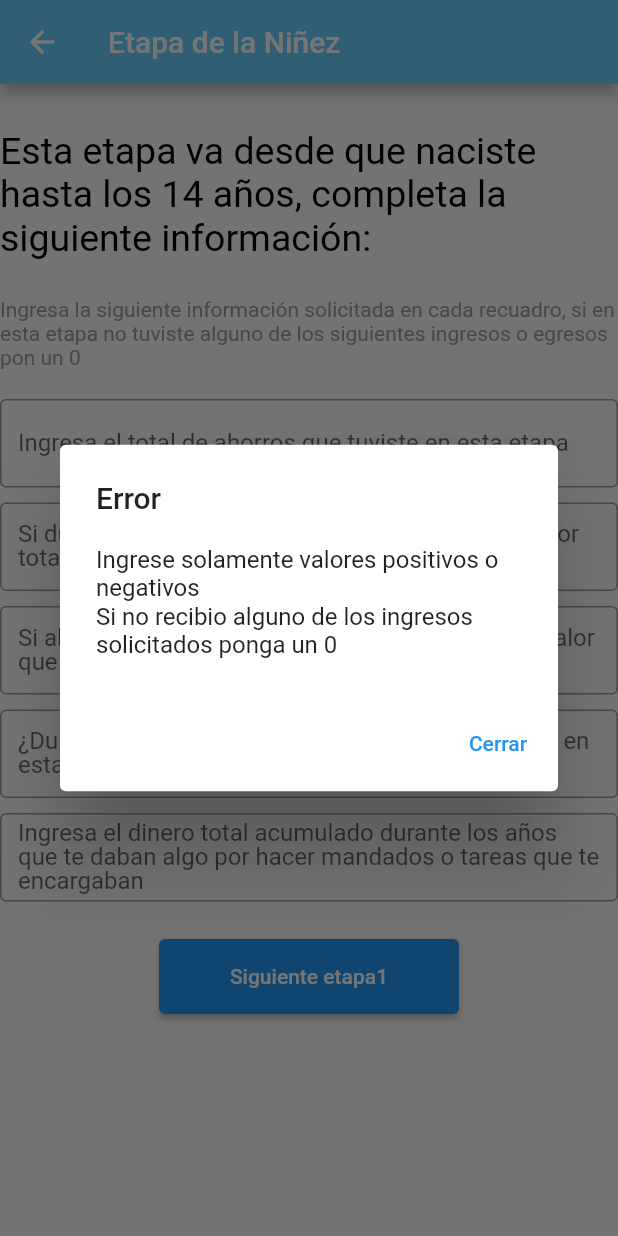
After one commit to brayang264/Calculadora-de-la-vida-en-flutter, a Flutter app: the ScreenChild screen opened directly, after a tap on "Siguiente etapa1", on a phone screen of 412 x 824 dp. The commit adds this screen. Run offline on Flutter 3.47's test engine with Material 2 defaults, Android fonts, the phone set to English and light mode, and no system bars; missing offline and left inert: dart:html, dart:js; Roboto replaces fonts that are missing (Century Gothic).

Commit message:
Se agrego la pantalla de screenChid y la logica para saber cuando se pasa a la siguiente screen o a la screenFinal

```diff
--- a/lib/Clases y objetos/Niño.dart
+++ b/lib/Clases y objetos/Child.dart
@@ -1,9 +1,9 @@
 import 'package:calculadora_de_la_vida/Clases%20y%20objetos/Persona.dart';
 
-class Nino extends Persona{
+class Child extends Persona{
   int mensualidad;
   int mandados;
-  Nino({
+  Child({
     required int edad,
     required int ahorros,
     required int herencia,
--- a/lib/Clases y objetos/create.dart
+++ b/lib/Clases y objetos/create.dart
@@ -1,4 +1,5 @@
 import 'package:calculadora_de_la_vida/Clases%20y%20objetos/Joven.dart';
+import 'package:calculadora_de_la_vida/Clases%20y%20objetos/child.dart';
 class Create{
   static final Create _instance=Create._(0);
   Create._(this.edad);
@@ -7,10 +8,19 @@ class Create{
   }
   int edad;
   Joven? young;
+  Child ?child;
   void createYoung(int salario, int ahorros,int herencia, int estudios, int recreacion, int pareja, int subsidio){
     int acumulado = salario+ahorros+herencia-estudios-recreacion+pareja+subsidio;
     Joven joven = Joven(edad: edad, ahorros: ahorros, herencia: herencia, acumulado: acumulado,
     trabajoMT: salario, estudios: estudios, recreacion: recreacion, gastosPareja: pareja, subsidio: subsidio);
     young=joven;
   }
+  int createChild(int ahorros, int herencia, int mensualidad,
+  int mandados){
+    int acumulado = ahorros+herencia+mensualidad+mandados;
+    Child nino =Child(edad: edad, ahorros: ahorros, herencia: herencia, acumulado: acumulado,
+    mensualidad: mensualidad, mandados: mandados);
+    child = nino;
+    return acumulado;
+  }
 }
--- /dev/null
+++ b/lib/screens/ScreenFinal.dart
@@ -0,0 +1,15 @@
+import 'package:flutter/material.dart';
+class ScreenFinal extends StatelessWidget{
+  @override
+  Widget build(BuildContext context) {
+    return Scaffold(
+      appBar: AppBar(
+        title: const Text("Resultados"),
+        backgroundColor: const Color.fromARGB(251, 104, 208, 252),
+      ),
+      body: Container(
+
+      ),
+    );
+  }
+}
--- /dev/null
+++ b/lib/screens/SrceenChild.dart
@@ -0,0 +1,132 @@
+import 'package:calculadora_de_la_vida/Clases%20y%20objetos/create.dart';
+import 'package:calculadora_de_la_vida/screens/ScreenAdult.dart';
+import 'package:calculadora_de_la_vida/screens/ScreenFinal.dart';
+import 'package:flutter/material.dart';
+class ScreenChild extends StatelessWidget{
+  final TextEditingController _textController = TextEditingController();
+  final TextEditingController _textController2 = TextEditingController();
+  final TextEditingController _textController3 = TextEditingController();
+  final TextEditingController _textController4 = TextEditingController();
+  final TextEditingController _textController5 = TextEditingController();
+  @override
+  Widget build(BuildContext context) {
+    bool isChecked = false;
+    return Scaffold(
+      appBar: AppBar(
+        title: const Text("Etapa de la Niñez"),
+        backgroundColor: const Color.fromARGB(251, 104, 208, 252),
+      ),
+      body: SingleChildScrollView(
+        child:  Center(
+          child: Column(
+            children: [
+              const SizedBox(height: 30),
+              const Text("Esta etapa va desde que naciste hasta los 14 años, completa la siguiente información: ",
+              style:  TextStyle(
+                color: Colors.black,
+                fontFamily: "Century Gothic",
+                fontSize: 25,
+              ),),
+              const SizedBox(height: 25,),
+              const Text("Ingresa la siguiente información solicitada en cada recuadro, si en esta etapa no tuviste"
+              " alguno de los siguientes ingresos o egresos pon un 0",
+              style: TextStyle(
+                color: Colors.grey,
+                fontFamily: "Century Gothic",
+                fontSize: 14
+              ),),
+              const SizedBox(height: 20),
+              TextField(
+                controller: _textController,
+                decoration: const InputDecoration(
+                  label: Text("Ingresa el total de ahorros que tuviste en esta etapa",
+                  ),
+                  border: OutlineInputBorder()
+                ),
+              ),
+              const SizedBox(height: 10),
+              TextField(
+                controller: _textController2,
+                decoration: const InputDecoration(
+                  label: Text("Si durante esta etapa heredaste algo, ingresa el valor total de tu herencia",),
+                border: OutlineInputBorder()),
+              ),
+              const SizedBox(height: 10),
+              TextField(
+                controller: _textController3,
+                decoration: const InputDecoration(
+                  label: Text("Si alguien te deba alguna mensualidad ingresa el valor que te daban mes a mes",),
+                border: OutlineInputBorder()),
+              ),
+              const SizedBox(height: 10),
+              TextField(
+                controller: _textController4,
+                decoration: const InputDecoration(
+                  label: Text("¿Durante cuantos años te dieron esta mensualidad en esta etapa?",),
+                border: OutlineInputBorder()),
+              ),
+              const SizedBox(height: 10),
+              TextField(
+                controller: _textController5,
+                decoration: const InputDecoration(
+                  label: Text("Ingresa el dinero total acumulado durante los años que te daban"
+                  " algo por hacer mandados o tareas que te encargaban",),
+                border: OutlineInputBorder()),
+              ),
+              const SizedBox(height: 25),
+              ElevatedButton(
+                onPressed: (){
+                  nextStage(context, _textController.text, _textController2.text, _textController3.text,
+                  _textController4.text, _textController5.text);
+                },
+                style: ElevatedButton.styleFrom(
+                  minimumSize: const Size(200, 50)
+                ),
+                child: const Text("Siguiente etapa1"),
+              ),
+              const SizedBox(height: 25),
+            ],)
+          ),
+        ),
+      );
+  }
+  //Metodos
+  void nextStage(BuildContext context, String ahorros, String herencia, String mensualidad, String tiempoMens,
+  String mandados){
+    if(!(isNumber(ahorros)||isNumber(herencia)||isNumber(mensualidad)||isNumber(tiempoMens)||isNumber(mandados))){
+      showAlert(context, "Ingrese solamente valores positivos o negativos\nSi no recibio alguno de los ingresos"
+      " solicitados ponga un 0");
+    }else{
+      Create create =Create.getInstance();
+      int acumulado = create.createChild(int.parse(ahorros), int.parse(herencia),
+      int.parse(mensualidad)*int.parse(tiempoMens),int.parse(mandados));
+      showAlert(context, "$acumulado");
+      //Navigator.push(context, MaterialPageRoute(builder: (context)=>(create.edad>14)?ScreenAdult():ScreenFinal()));
+    }
+
+  }
+
+    bool isNumber(String text){
+    return (int.tryParse(text)!=null)?true:false;
+  }
+
+  void showAlert(BuildContext context, String text){
+    showDialog(
+        context:context,
+        builder: (BuildContext context){
+          return AlertDialog(
+            title: const Text("Error"),
+            content: Text(text),
+            actions: [
+              TextButton(
+                onPressed: (){
+                  Navigator.of(context).pop();
+                },
+                child: const Text("Cerrar"),
+              )
+            ],
+          );
+        }
+      );
+  }
+}
--- a/lib/screens/mainScreen.dart
+++ b/lib/screens/mainScreen.dart
@@ -4,6 +4,7 @@ import 'dart:js';
 
 import 'package:calculadora_de_la_vida/Clases%20y%20objetos/create.dart';
 import 'package:calculadora_de_la_vida/screens/ScreenAdult.dart';
+import 'package:calculadora_de_la_vida/screens/SrceenChild.dart';
 import 'package:flutter/material.dart';
 
 class MainScreen extends StatelessWidget{
@@ -54,30 +55,15 @@ class MainScreen extends StatelessWidget{
         ),
     );
   }
-
   void openScreen(String age, BuildContext context){
     if(!isNumber(age)){
       showAlert(context);
     }else{
-      int screen = calculateScree(int.parse(age));
-      if(screen ==2){
-        Create create = Create.getInstance();
+      Create create = Create.getInstance();
         create.edad = int.parse(age);
-        Navigator.push(context, MaterialPageRoute(builder: (context)=>ScreenAdult()));
-      }
+        Navigator.push(context, MaterialPageRoute(builder: (context)=>ScreenChild()));
     }
 
-  }
-  int calculateScree(int age){
-    if(age<=14){
-      return 1;
-    }else if(age <=24){
-      return 2;
-    }else if(age <=60){
-      return 3;
-    }else{
-      return 4;
-    }
   }
   bool isNumber(String text){
     return (int.tryParse(text)!=null)?true:false;
```
Also changed, not shown: lib/screens/SrceenNiño.dart (deleted).
